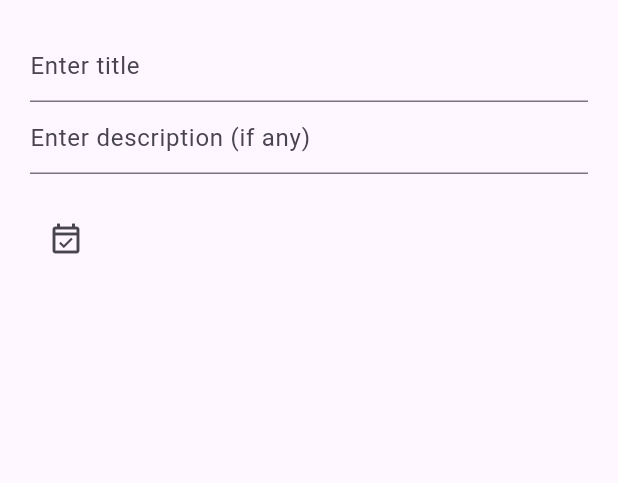
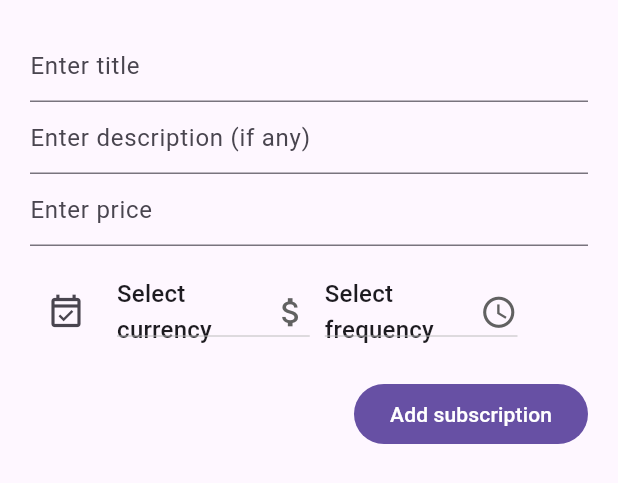
Before and after one commit to tedydevmac/Subscript, a Flutter app: the AddSubBottomSheet widget shown alone on an empty page, opened directly, on a phone screen of 412 x 824 dp. Shown: the top 483 px of the screen. Run offline on Flutter 3.47's test engine with Material 2 defaults, Android fonts, the phone set to English and light mode, and no system bars; our stand-ins replace cloud_firestore, firebase_auth, firebase_core, flutter_datetime_picker, flutter_local_notifications, google_sign_in and 2 more; missing offline and left inert: dart:ffi; accounts and stored records are empty.

Commit message:
finished bottom modal sheet UI, limited add reminder to once and added sorting to the Subscripts array

```diff
--- a/lib/components/add_sub_bottom_sheet.dart
+++ b/lib/components/add_sub_bottom_sheet.dart
@@ -2,6 +2,7 @@ import 'package:flutter/material.dart';
 import 'package:intl/intl.dart';
 import 'package:uuid/uuid.dart';
 import 'package:flutter_datetime_picker/flutter_datetime_picker.dart';
+import 'package:subscript/main.dart';
 
 class AddSubBottomSheet extends StatefulWidget {
   const AddSubBottomSheet({super.key});
@@ -13,6 +14,10 @@ class AddSubBottomSheet extends StatefulWidget {
 class _AddSubBottomSheetState extends State<AddSubBottomSheet> {
   final titleController = TextEditingController();
   final descriptionController = TextEditingController();
+  final moneyController = TextEditingController();
+  var currencyDropdownValue = "None selected";
+  var freqDropdownValue = "None selected";
+  late String currency;
   DateTime? dueDate;
 
   Future<void> pickDate() async {
@@ -28,6 +33,22 @@ class _AddSubBottomSheetState extends State<AddSubBottomSheet> {
     }
   }
 
+  void firstDropdownCallback(String? selectedValue) {
+    if (selectedValue != null) {
+      setState(() {
+        currencyDropdownValue = selectedValue;
+      });
+    }
+  }
+
+  void secondDropdownCallback(String? selectedValue) {
+    if (selectedValue != null) {
+      setState(() {
+        freqDropdownValue = selectedValue;
+      });
+    }
+  }
+
   @override
   Widget build(BuildContext context) {
     final theme = Theme.of(context);
@@ -36,7 +57,7 @@ class _AddSubBottomSheetState extends State<AddSubBottomSheet> {
     final formattedDate =
         dueDate != null ? DateFormat("dd/MM/yyyy").format(dueDate!) : "";
     return Container(
-      height: 250,
+      height: 320,
       margin: EdgeInsets.only(
           bottom: mediaQuery.viewInsets.bottom > 0
               ? mediaQuery.viewInsets.bottom
@@ -53,7 +74,11 @@ class _AddSubBottomSheetState extends State<AddSubBottomSheet> {
           TextField(
               decoration:
                   InputDecoration(hintText: "Enter description (if any)"),
-              controller: titleController),
+              controller: descriptionController),
+          TextField(
+            decoration: InputDecoration(hintText: "Enter price"),
+            controller: moneyController,
+          ),
           const SizedBox(
             height: 20,
           ),
@@ -62,13 +87,81 @@ class _AddSubBottomSheetState extends State<AddSubBottomSheet> {
               dueDate == null
                   ? IconButton(
                       onPressed: pickDate,
+                      iconSize: 26,
                       icon: const Icon(Icons.event_available_outlined),
                     )
                   : ActionChip(
                       label: Text(formattedDate),
                       onPressed: pickDate,
-                      backgroundColor:
-                          isDark ? Colors.grey[700] : Colors.grey[300]),
+                      backgroundColor: isDark
+                          ? Colors.grey[800]
+                          : Color.fromRGBO(246, 242, 249, 1),
+                      elevation: 0,
+                    ),
+              const SizedBox(
+                width: 10,
+              ),
+              SizedBox(
+                width: 128.5,
+                child: DropdownButton(
+                  items: const [
+                    DropdownMenuItem(
+                        child: Text("Select currency"), value: "None selected"),
+                    DropdownMenuItem(child: Text("SGD"), value: "SGD"),
+                    DropdownMenuItem(child: Text("USD"), value: "USD"),
+                    DropdownMenuItem(child: Text("EUR"), value: "EUR"),
+                    DropdownMenuItem(child: Text("JPY"), value: "JPY"),
+                    DropdownMenuItem(child: Text("GBP"), value: "GBP"),
+                    DropdownMenuItem(child: Text("CAD"), value: "CAD"),
+                    DropdownMenuItem(child: Text("AUD"), value: "AUD"),
+                    DropdownMenuItem(child: Text("CHF"), value: "CHF"),
+                    DropdownMenuItem(child: Text("CNY"), value: "CNY"),
+                    DropdownMenuItem(child: Text("HKD"), value: "HKD"),
+                    DropdownMenuItem(child: Text("NZD"), value: "NZD"),
+                  ],
+                  value: currencyDropdownValue,
+                  onChanged: firstDropdownCallback,
+                  isExpanded: true,
+                  icon: const Icon(Icons.attach_money),
+                  iconSize: 25,
+                ),
+              ),
+              const SizedBox(
+                width: 10,
+              ),
+              SizedBox(
+                width: 128.5,
+                child: DropdownButton(
+                  items: const [
+                    DropdownMenuItem(
+                        child: Text("Select frequency"),
+                        value: "None selected"),
+                    DropdownMenuItem(child: Text("Daily"), value: "per day"),
+                    DropdownMenuItem(child: Text("Weekly"), value: "per week"),
+                    DropdownMenuItem(
+                        child: Text("Monthly"), value: "per month"),
+                    DropdownMenuItem(child: Text("Yearly"), value: "per year"),
+                  ],
+                  value: freqDropdownValue,
+                  onChanged: secondDropdownCallback,
+                  isExpanded: true,
+                  icon: Icon(Icons.schedule),
+                  iconSize: 25,
+                ),
+              )
+            ],
+          ),
+          const SizedBox(
+            height: 20,
+          ),
+          Row(
+            mainAxisAlignment: MainAxisAlignment.end,
+            children: [
+              ElevatedButton(
+                onPressed: () {},
+                style: filledButtonStyle,
+                child: Text("Add subscription"),
+              )
             ],
           )
         ],
--- a/lib/main.dart
+++ b/lib/main.dart
@@ -1,13 +1,14 @@
 import 'package:flutter/material.dart';
 import 'package:firebase_auth/firebase_auth.dart';
 import 'package:firebase_core/firebase_core.dart';
+import 'package:subscript/services/listenerEnums.dart';
 import 'package:subscript/services/notificationservice.dart';
 import 'package:subscript/pages/homepage.dart';
-import 'dart:async';
 import 'package:subscript/services/subscription.dart';
 import 'package:subscript/pages/signinpage.dart';
 import 'package:timezone/timezone.dart' as tz;
 import 'package:timezone/data/latest.dart' as tz;
+import 'dart:async';
 
 final lightTheme = ThemeData.light(useMaterial3: true);
 final filledButtonStyle = ElevatedButton.styleFrom(
@@ -36,17 +37,26 @@ final List<Subscription> Subscripts = [
   Subscription(
       title: "Netflix",
       description: "Netflix personal plan monthly payment!!!",
-      dueDate: DateTime(2023, 3, 15, 21, 25),
-      price: 5.12,
+      dueDate: DateTime(2023, 3, 15, 00, 06),
+      price: 5.129971234,
+      currency: "SGD",
       frequency: "per month"),
   Subscription(
       title: "Youtube Premium",
       description: "please pay i need ad-free among us vids",
-      dueDate: DateTime(2023, 3, 15, 21, 25),
-      price: 90,
-      frequency: "per year")
+      dueDate: DateTime(2023, 3, 15, 00, 06),
+      price: 90.99123475,
+      currency: "SGD",
+      frequency: "per year"),
+  Subscription(
+      title: "NordVPN Premium",
+      description: "need the hub privately so pls pay",
+      dueDate: DateTime(2023, 3, 15, 00, 06),
+      price: 23.234234,
+      currency: "SGD",
+      frequency: "per week")
 ];
-
+final subStreamController = StreamController<SubscriptStream>.broadcast();
 /// Feedback:
 /// 1. Use notificationService globally and initialize in main function
 
--- /dev/null
+++ b/lib/services/listenerEnums.dart
@@ -0,0 +1,3 @@
+enum SubscriptStream {
+  refreshSubs
+}
--- a/lib/services/subscription.dart
+++ b/lib/services/subscription.dart
@@ -9,7 +9,9 @@ class Subscription extends ChangeNotifier {
   late String? _desc;
   late DateTime _dueDate;
   late double _price;
-  late final String _freq;
+  late String _currency;
+  late String _freq;
+  bool _isReminded = false;
 
   String get title => _title;
   set title(String title) {
@@ -35,9 +37,21 @@ class Subscription extends ChangeNotifier {
     notifyListeners();
   }
 
+  String get currency => _currency;
+  set currency(String currency) {
+    _currency = currency;
+    notifyListeners();
+  }
+
   String get freq => _freq;
   set freq(String freq) {
     _freq = freq;
+    notifyListeners();
+  }
+
+  bool get isReminded => _isReminded;
+  set isReminded(bool isReminded) {
+    _isReminded = isReminded;
     notifyListeners();
   }
 
@@ -52,7 +66,9 @@ class Subscription extends ChangeNotifier {
         "description": _desc,
         "dueDate": dueDate.millisecondsSinceEpoch,
         "price": _price,
-        "frequency": _freq
+        "currency": _currency,
+        "frequency": _freq,
+        "isReminded": _isReminded
       };
 
   Subscription(
@@ -60,11 +76,13 @@ class Subscription extends ChangeNotifier {
       required String? description,
       required DateTime dueDate,
       required double price,
+      required String currency,
       required String frequency}) {
     _title = title;
     _desc = description;
     _dueDate = dueDate;
     _price = price;
+    _currency = currency;
     _freq = frequency;
   }
   Subscription.initializeFromDocSnapshot(
@@ -74,7 +92,9 @@ class Subscription extends ChangeNotifier {
     _desc = documentSnapshot["description"];
     _dueDate = DateTime.fromMillisecondsSinceEpoch(documentSnapshot["dueDate"]);
     _price = documentSnapshot["price"];
+    _currency = documentSnapshot["currency"];
     _freq = documentSnapshot["frequency"];
+    _isReminded = documentSnapshot["isReminded"];
   }
 
   Future<void> storeSub() async {
```
Also changed, not shown: lib/components/subitem.dart (+43 -16 lines), lib/pages/homepage.dart (+11 -0 lines).
